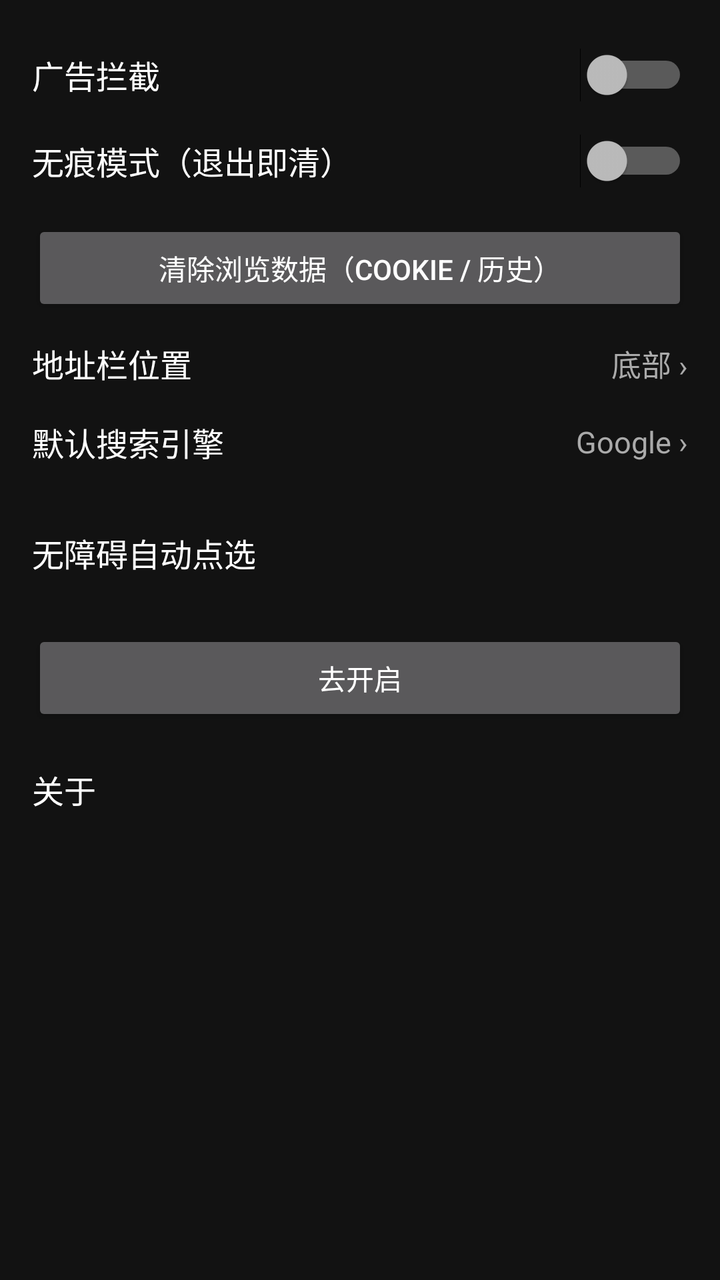
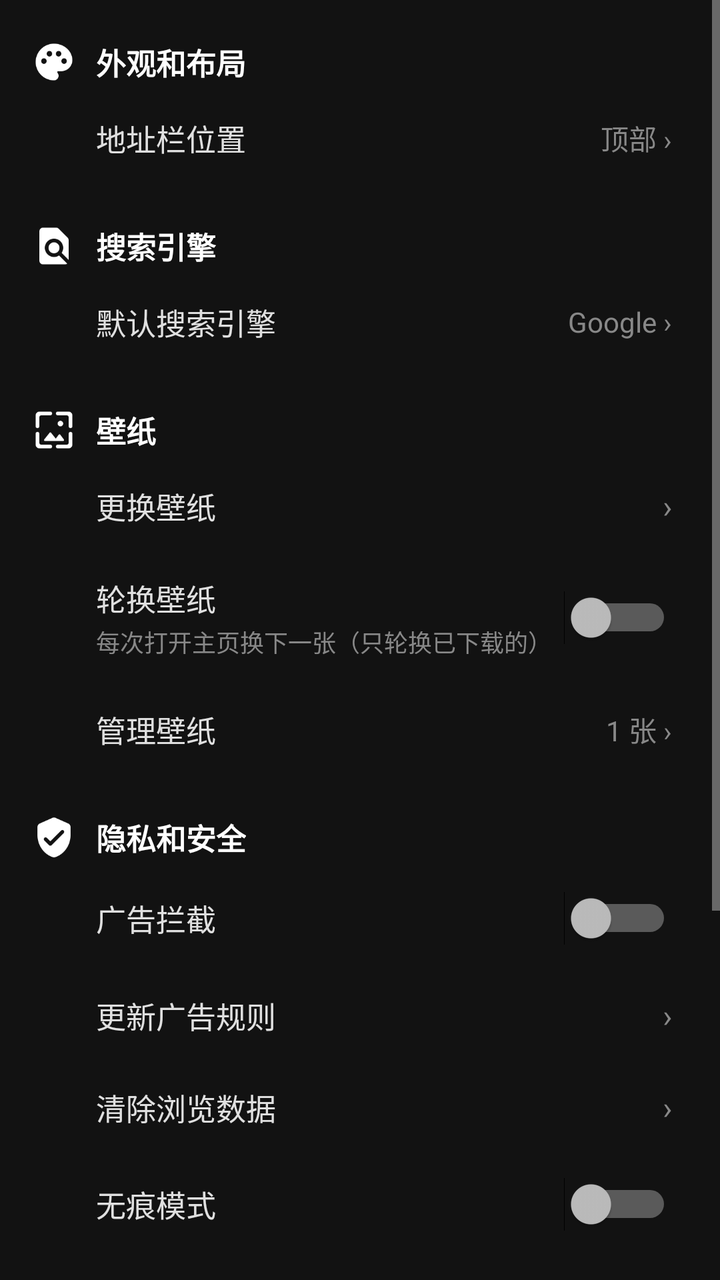

Screens rendered from an Android XML layout before and after an edit, with the pre-edit source and the edit as a unified diff.
<!-- AndroidManifest.xml: application theme android:Theme.Material.NoActionBar -->
<!-- res/layout/activity_settings.xml -->
<?xml version="1.0" encoding="utf-8"?>
<ScrollView xmlns:android="http://schemas.android.com/apk/res/android"
    android:layout_width="match_parent"
    android:layout_height="match_parent"
    android:background="#121212">

    <LinearLayout
        android:layout_width="match_parent"
        android:layout_height="wrap_content"
        android:orientation="vertical"
        android:padding="16dp">

        <LinearLayout
            android:layout_width="match_parent"
            android:layout_height="wrap_content"
            android:gravity="center_vertical"
            android:orientation="horizontal"
            android:paddingTop="8dp"
            android:paddingBottom="8dp">

            <TextView
                android:layout_width="0dp"
                android:layout_height="wrap_content"
                android:layout_weight="1"
                android:text="广告拦截"
                android:textColor="#FFFFFF"
                android:textSize="16sp" />

            <Switch
                android:id="@+id/adblock_switch"
                android:layout_width="wrap_content"
                android:layout_height="wrap_content" />

        </LinearLayout>

        <LinearLayout
            android:layout_width="match_parent"
            android:layout_height="wrap_content"
            android:gravity="center_vertical"
            android:orientation="horizontal"
            android:paddingTop="8dp"
            android:paddingBottom="8dp">

            <TextView
                android:layout_width="0dp"
                android:layout_height="wrap_content"
                android:layout_weight="1"
                android:text="无痕模式（退出即清）"
                android:textColor="#FFFFFF"
                android:textSize="16sp" />

            <Switch
                android:id="@+id/incognito_switch"
                android:layout_width="wrap_content"
                android:layout_height="wrap_content" />

        </LinearLayout>

        <Button
            android:id="@+id/clear_data_button"
            android:layout_width="match_parent"
            android:layout_height="wrap_content"
            android:layout_marginTop="8dp"
            android:text="清除浏览数据（Cookie / 历史）" />

        <LinearLayout
            android:id="@+id/addr_pos_row"
            android:layout_width="match_parent"
            android:layout_height="wrap_content"
            android:gravity="center_vertical"
            android:orientation="horizontal"
            android:paddingTop="12dp"
            android:paddingBottom="12dp">

            <TextView
                android:layout_width="0dp"
                android:layout_height="wrap_content"
                android:layout_weight="1"
                android:text="地址栏位置"
                android:textColor="#FFFFFF"
                android:textSize="16sp" />

            <TextView
                android:id="@+id/addr_pos_value"
                android:layout_width="wrap_content"
                android:layout_height="wrap_content"
                android:text="底部 ›"
                android:textColor="#AAAAAA"
                android:textSize="15sp" />

        </LinearLayout>

        <LinearLayout
            android:id="@+id/engine_row"
            android:layout_width="match_parent"
            android:layout_height="wrap_content"
            android:gravity="center_vertical"
            android:orientation="horizontal"
            android:paddingTop="4dp"
            android:paddingBottom="12dp">

            <TextView
                android:layout_width="0dp"
                android:layout_height="wrap_content"
                android:layout_weight="1"
                android:text="默认搜索引擎"
                android:textColor="#FFFFFF"
                android:textSize="16sp" />

            <TextView
                android:id="@+id/engine_value"
                android:layout_width="wrap_content"
                android:layout_height="wrap_content"
                android:text="Google ›"
                android:textColor="#AAAAAA"
                android:textSize="15sp" />

        </LinearLayout>

        <TextView
            android:layout_width="match_parent"
            android:layout_height="wrap_content"
            android:layout_marginTop="20dp"
            android:text="无障碍自动点选"
            android:textColor="#FFFFFF"
            android:textSize="16sp" />

        <TextView
            android:id="@+id/a11y_status"
            android:layout_width="match_parent"
            android:layout_height="wrap_content"
            android:paddingTop="4dp"
            android:textColor="#AAAAAA"
            android:textSize="14sp" />

        <Button
            android:id="@+id/a11y_button"
            android:layout_width="match_parent"
            android:layout_height="wrap_content"
            android:layout_marginTop="4dp"
            android:text="去开启" />

        <TextView
            android:layout_width="match_parent"
            android:layout_height="wrap_content"
            android:layout_marginTop="20dp"
            android:text="关于"
            android:textColor="#FFFFFF"
            android:textSize="16sp" />

        <TextView
            android:id="@+id/about_text"
            android:layout_width="match_parent"
            android:layout_height="wrap_content"
            android:paddingTop="4dp"
            android:textColor="#AAAAAA"
            android:textSize="14sp" />

    </LinearLayout>

</ScrollView>
<!-- resources referenced by this layout -->
<resources>

</resources>

<!-- the commit's change to res/layout/activity_settings.xml (unified diff, before → after) -->
@@ -2,160 +2,518 @@
 <ScrollView xmlns:android="http://schemas.android.com/apk/res/android"
     android:layout_width="match_parent"
     android:layout_height="match_parent"
-    android:background="#121212">
+    android:background="#121212"
+    android:fillViewport="true">
 
     <LinearLayout
         android:layout_width="match_parent"
         android:layout_height="wrap_content"
         android:orientation="vertical"
-        android:padding="16dp">
-
-        <LinearLayout
-            android:layout_width="match_parent"
-            android:layout_height="wrap_content"
-            android:gravity="center_vertical"
-            android:orientation="horizontal"
-            android:paddingTop="8dp"
-            android:paddingBottom="8dp">
+        android:paddingStart="16dp"
+        android:paddingEnd="16dp"
+        android:paddingTop="12dp"
+        android:paddingBottom="24dp">
+
+        
+        <LinearLayout
+            android:layout_width="match_parent"
+            android:layout_height="wrap_content"
+            android:layout_marginTop="8dp"
+            android:gravity="center_vertical"
+            android:orientation="horizontal">
+
+            <ImageView
+                android:layout_width="22dp"
+                android:layout_height="22dp"
+                android:src="@drawable/ic_palette" />
+
+            <TextView
+                android:layout_width="wrap_content"
+                android:layout_height="wrap_content"
+                android:layout_marginStart="10dp"
+                android:text="外观和布局"
+                android:textColor="#FFFFFF"
+                android:textSize="15sp"
+                android:textStyle="bold" />
+        </LinearLayout>
+
+        <LinearLayout
+            android:id="@+id/addr_pos_row"
+            android:layout_width="match_parent"
+            android:layout_height="wrap_content"
+            android:layout_marginTop="4dp"
+            android:background="?android:attr/selectableItemBackground"
+            android:clickable="true"
+            android:focusable="true"
+            android:gravity="center_vertical"
+            android:orientation="horizontal"
+            android:paddingStart="32dp"
+            android:paddingEnd="8dp"
+            android:paddingTop="12dp"
+            android:paddingBottom="12dp">
+
+            <TextView
+                android:layout_width="0dp"
+                android:layout_height="wrap_content"
+                android:layout_weight="1"
+                android:text="地址栏位置"
+                android:textColor="#E0E0E0"
+                android:textSize="15sp" />
+
+            <TextView
+                android:id="@+id/addr_pos_value"
+                android:layout_width="wrap_content"
+                android:layout_height="wrap_content"
+                android:text="顶部 ›"
+                android:textColor="#888888"
+                android:textSize="14sp" />
+        </LinearLayout>
+
+        
+        <LinearLayout
+            android:layout_width="match_parent"
+            android:layout_height="wrap_content"
+            android:layout_marginTop="20dp"
+            android:gravity="center_vertical"
+            android:orientation="horizontal">
+
+            <ImageView
+                android:layout_width="22dp"
+                android:layout_height="22dp"
+                android:src="@drawable/ic_find" />
+
+            <TextView
+                android:layout_width="wrap_content"
+                android:layout_height="wrap_content"
+                android:layout_marginStart="10dp"
+                android:text="搜索引擎"
+                android:textColor="#FFFFFF"
+                android:textSize="15sp"
+                android:textStyle="bold" />
+        </LinearLayout>
+
+        <LinearLayout
+            android:id="@+id/engine_row"
+            android:layout_width="match_parent"
+            android:layout_height="wrap_content"
+            android:layout_marginTop="4dp"
+            android:background="?android:attr/selectableItemBackground"
+            android:clickable="true"
+            android:focusable="true"
+            android:gravity="center_vertical"
+            android:orientation="horizontal"
+            android:paddingStart="32dp"
+            android:paddingEnd="8dp"
+            android:paddingTop="12dp"
+            android:paddingBottom="12dp">
+
+            <TextView
+                android:layout_width="0dp"
+                android:layout_height="wrap_content"
+                android:layout_weight="1"
+                android:text="默认搜索引擎"
+                android:textColor="#E0E0E0"
+                android:textSize="15sp" />
+
+            <TextView
+                android:id="@+id/engine_value"
+                android:layout_width="wrap_content"
+                android:layout_height="wrap_content"
+                android:text="Google ›"
+                android:textColor="#888888"
+                android:textSize="14sp" />
+        </LinearLayout>
+
+        
+        <LinearLayout
+            android:layout_width="match_parent"
+            android:layout_height="wrap_content"
+            android:layout_marginTop="20dp"
+            android:gravity="center_vertical"
+            android:orientation="horizontal">
+
+            <ImageView
+                android:layout_width="22dp"
+                android:layout_height="22dp"
+                android:src="@drawable/ic_wallpaper" />
+
+            <TextView
+                android:layout_width="wrap_content"
+                android:layout_height="wrap_content"
+                android:layout_marginStart="10dp"
+                android:text="壁纸"
+                android:textColor="#FFFFFF"
+                android:textSize="15sp"
+                android:textStyle="bold" />
+        </LinearLayout>
+
+        <LinearLayout
+            android:id="@+id/wallpaper_pick_row"
+            android:layout_width="match_parent"
+            android:layout_height="wrap_content"
+            android:layout_marginTop="4dp"
+            android:background="?android:attr/selectableItemBackground"
+            android:clickable="true"
+            android:focusable="true"
+            android:gravity="center_vertical"
+            android:orientation="horizontal"
+            android:paddingStart="32dp"
+            android:paddingEnd="8dp"
+            android:paddingTop="12dp"
+            android:paddingBottom="12dp">
+
+            <TextView
+                android:layout_width="0dp"
+                android:layout_height="wrap_content"
+                android:layout_weight="1"
+                android:text="更换壁纸"
+                android:textColor="#E0E0E0"
+                android:textSize="15sp" />
+
+            <TextView
+                android:layout_width="wrap_content"
+                android:layout_height="wrap_content"
+                android:text="›"
+                android:textColor="#888888"
+                android:textSize="16sp" />
+        </LinearLayout>
+
+        <LinearLayout
+            android:layout_width="match_parent"
+            android:layout_height="wrap_content"
+            android:gravity="center_vertical"
+            android:orientation="horizontal"
+            android:paddingStart="32dp"
+            android:paddingEnd="8dp"
+            android:paddingTop="12dp"
+            android:paddingBottom="12dp">
+
+            <LinearLayout
+                android:layout_width="0dp"
+                android:layout_height="wrap_content"
+                android:layout_weight="1"
+                android:orientation="vertical">
+
+                <TextView
+                    android:layout_width="wrap_content"
+                    android:layout_height="wrap_content"
+                    android:text="轮换壁纸"
+                    android:textColor="#E0E0E0"
+                    android:textSize="15sp" />
+
+                <TextView
+                    android:layout_width="wrap_content"
+                    android:layout_height="wrap_content"
+                    android:layout_marginTop="2dp"
+                    android:text="每次打开主页换下一张（只轮换已下载的）"
+                    android:textColor="#888888"
+                    android:textSize="12sp" />
+            </LinearLayout>
+
+            <Switch
+                android:id="@+id/wallpaper_rotate_switch"
+                android:layout_width="wrap_content"
+                android:layout_height="wrap_content" />
+        </LinearLayout>
+
+        <LinearLayout
+            android:id="@+id/wallpaper_manage_row"
+            android:layout_width="match_parent"
+            android:layout_height="wrap_content"
+            android:background="?android:attr/selectableItemBackground"
+            android:clickable="true"
+            android:focusable="true"
+            android:gravity="center_vertical"
+            android:orientation="horizontal"
+            android:paddingStart="32dp"
+            android:paddingEnd="8dp"
+            android:paddingTop="12dp"
+            android:paddingBottom="12dp">
+
+            <TextView
+                android:layout_width="0dp"
+                android:layout_height="wrap_content"
+                android:layout_weight="1"
+                android:text="管理壁纸"
+                android:textColor="#E0E0E0"
+                android:textSize="15sp" />
+
+            <TextView
+                android:id="@+id/wallpaper_count_value"
+                android:layout_width="wrap_content"
+                android:layout_height="wrap_content"
+                android:text="1 张 ›"
+                android:textColor="#888888"
+                android:textSize="14sp" />
+        </LinearLayout>
+
+        
+        <LinearLayout
+            android:layout_width="match_parent"
+            android:layout_height="wrap_content"
+            android:layout_marginTop="20dp"
+            android:gravity="center_vertical"
+            android:orientation="horizontal">
+
+            <ImageView
+                android:layout_width="22dp"
+                android:layout_height="22dp"
+                android:src="@drawable/ic_shield" />
+
+            <TextView
+                android:layout_width="wrap_content"
+                android:layout_height="wrap_content"
+                android:layout_marginStart="10dp"
+                android:text="隐私和安全"
+                android:textColor="#FFFFFF"
+                android:textSize="15sp"
+                android:textStyle="bold" />
+        </LinearLayout>
+
+        <LinearLayout
+            android:layout_width="match_parent"
+            android:layout_height="wrap_content"
+            android:layout_marginTop="4dp"
+            android:gravity="center_vertical"
+            android:orientation="horizontal"
+            android:paddingStart="32dp"
+            android:paddingEnd="8dp"
+            android:paddingTop="12dp"
+            android:paddingBottom="12dp">
 
             <TextView
                 android:layout_width="0dp"
                 android:layout_height="wrap_content"
                 android:layout_weight="1"
                 android:text="广告拦截"
-                android:textColor="#FFFFFF"
-                android:textSize="16sp" />
+                android:textColor="#E0E0E0"
+                android:textSize="15sp" />
 
             <Switch
                 android:id="@+id/adblock_switch"
                 android:layout_width="wrap_content"
                 android:layout_height="wrap_content" />
-
-        </LinearLayout>
-
-        <LinearLayout
-            android:layout_width="match_parent"
-            android:layout_height="wrap_content"
-            android:gravity="center_vertical"
-            android:orientation="horizontal"
-            android:paddingTop="8dp"
-            android:paddingBottom="8dp">
-
-            <TextView
-                android:layout_width="0dp"
-                android:layout_height="wrap_content"
-                android:layout_weight="1"
-                android:text="无痕模式（退出即清）"
-                android:textColor="#FFFFFF"
+        </LinearLayout>
+
+        <LinearLayout
+            android:id="@+id/rules_row"
+            android:layout_width="match_parent"
+            android:layout_height="wrap_content"
+            android:background="?android:attr/selectableItemBackground"
+            android:clickable="true"
+            android:focusable="true"
+            android:gravity="center_vertical"
+            android:orientation="horizontal"
+            android:paddingStart="32dp"
+            android:paddingEnd="8dp"
+            android:paddingTop="12dp"
+            android:paddingBottom="12dp">
+
+            <TextView
+                android:layout_width="0dp"
+                android:layout_height="wrap_content"
+                android:layout_weight="1"
+                android:text="更新广告规则"
+                android:textColor="#E0E0E0"
+                android:textSize="15sp" />
+
+            <TextView
+                android:layout_width="wrap_content"
+                android:layout_height="wrap_content"
+                android:text="›"
+                android:textColor="#888888"
                 android:textSize="16sp" />
+        </LinearLayout>
+
+        <LinearLayout
+            android:id="@+id/clear_data_row"
+            android:layout_width="match_parent"
+            android:layout_height="wrap_content"
+            android:background="?android:attr/selectableItemBackground"
+            android:clickable="true"
+            android:focusable="true"
+            android:gravity="center_vertical"
+            android:orientation="horizontal"
+            android:paddingStart="32dp"
+            android:paddingEnd="8dp"
+            android:paddingTop="12dp"
+            android:paddingBottom="12dp">
+
+            <TextView
+                android:layout_width="0dp"
+                android:layout_height="wrap_content"
+                android:layout_weight="1"
+                android:text="清除浏览数据"
+                android:textColor="#E0E0E0"
+                android:textSize="15sp" />
+
+            <TextView
+                android:layout_width="wrap_content"
+                android:layout_height="wrap_content"
+                android:text="›"
+                android:textColor="#888888"
+                android:textSize="16sp" />
+        </LinearLayout>
+
+        <LinearLayout
+            android:layout_width="match_parent"
+            android:layout_height="wrap_content"
+            android:gravity="center_vertical"
+            android:orientation="horizontal"
+            android:paddingStart="32dp"
+            android:paddingEnd="8dp"
+            android:paddingTop="12dp"
+            android:paddingBottom="12dp">
+
+            <TextView
+                android:layout_width="0dp"
+                android:layout_height="wrap_content"
+                android:layout_weight="1"
+                android:text="无痕模式"
+                android:textColor="#E0E0E0"
+                android:textSize="15sp" />
 
             <Switch
                 android:id="@+id/incognito_switch"
                 android:layout_width="wrap_content"
                 android:layout_height="wrap_content" />
-
-        </LinearLayout>
-
-        <Button
-            android:id="@+id/clear_data_button"
-            android:layout_width="match_parent"
-            android:layout_height="wrap_content"
-            android:layout_marginTop="8dp"
-            android:text="清除浏览数据（Cookie / 历史）" />
-
-        <LinearLayout
-            android:id="@+id/addr_pos_row"
-            android:layout_width="match_parent"
-            android:layout_height="wrap_content"
-            android:gravity="center_vertical"
-            android:orientation="horizontal"
-            android:paddingTop="12dp"
-            android:paddingBottom="12dp">
-
-            <TextView
-                android:layout_width="0dp"
-                android:layout_height="wrap_content"
-                android:layout_weight="1"
-                android:text="地址栏位置"
-                android:textColor="#FFFFFF"
+        </LinearLayout>
+
+        
+        <LinearLayout
+            android:layout_width="match_parent"
+            android:layout_height="wrap_content"
+            android:layout_marginTop="20dp"
+            android:gravity="center_vertical"
+            android:orientation="horizontal">
+
+            <ImageView
+                android:layout_width="22dp"
+                android:layout_height="22dp"
+                android:src="@drawable/ic_accessibility" />
+
+            <TextView
+                android:layout_width="wrap_content"
+                android:layout_height="wrap_content"
+                android:layout_marginStart="10dp"
+                android:text="无障碍"
+                android:textColor="#FFFFFF"
+                android:textSize="15sp"
+                android:textStyle="bold" />
+        </LinearLayout>
+
+        <LinearLayout
+            android:layout_width="match_parent"
+            android:layout_height="wrap_content"
+            android:layout_marginTop="4dp"
+            android:gravity="center_vertical"
+            android:orientation="horizontal"
+            android:paddingStart="32dp"
+            android:paddingEnd="8dp"
+            android:paddingTop="12dp"
+            android:paddingBottom="12dp">
+
+            <LinearLayout
+                android:layout_width="0dp"
+                android:layout_height="wrap_content"
+                android:layout_weight="1"
+                android:orientation="vertical">
+
+                <TextView
+                    android:layout_width="wrap_content"
+                    android:layout_height="wrap_content"
+                    android:text="自动点选验证"
+                    android:textColor="#E0E0E0"
+                    android:textSize="15sp" />
+
+                <TextView
+                    android:id="@+id/a11y_status"
+                    android:layout_width="wrap_content"
+                    android:layout_height="wrap_content"
+                    android:layout_marginTop="2dp"
+                    android:text="状态：未开启"
+                    android:textColor="#888888"
+                    android:textSize="12sp" />
+            </LinearLayout>
+
+            <Button
+                android:id="@+id/a11y_button"
+                android:layout_width="wrap_content"
+                android:layout_height="wrap_content"
+                android:text="去开启" />
+        </LinearLayout>
+
+        
+        <LinearLayout
+            android:id="@+id/default_browser_row"
+            android:layout_width="match_parent"
+            android:layout_height="wrap_content"
+            android:layout_marginTop="20dp"
+            android:background="?android:attr/selectableItemBackground"
+            android:clickable="true"
+            android:focusable="true"
+            android:gravity="center_vertical"
+            android:orientation="horizontal"
+            android:paddingTop="12dp"
+            android:paddingBottom="12dp">
+
+            <ImageView
+                android:layout_width="22dp"
+                android:layout_height="22dp"
+                android:src="@drawable/ic_launch" />
+
+            <TextView
+                android:layout_width="0dp"
+                android:layout_height="wrap_content"
+                android:layout_weight="1"
+                android:layout_marginStart="10dp"
+                android:text="设为默认浏览器"
+                android:textColor="#FFFFFF"
+                android:textSize="15sp"
+                android:textStyle="bold" />
+
+            <TextView
+                android:layout_width="wrap_content"
+                android:layout_height="wrap_content"
+                android:paddingEnd="8dp"
+                android:text="›"
+                android:textColor="#888888"
                 android:textSize="16sp" />
-
-            <TextView
-                android:id="@+id/addr_pos_value"
-                android:layout_width="wrap_content"
-                android:layout_height="wrap_content"
-                android:text="底部 ›"
-                android:textColor="#AAAAAA"
-                android:textSize="15sp" />
-
-        </LinearLayout>
-
-        <LinearLayout
-            android:id="@+id/engine_row"
-            android:layout_width="match_parent"
-            android:layout_height="wrap_content"
-            android:gravity="center_vertical"
-            android:orientation="horizontal"
-            android:paddingTop="4dp"
-            android:paddingBottom="12dp">
-
-            <TextView
-                android:layout_width="0dp"
-                android:layout_height="wrap_content"
-                android:layout_weight="1"
-                android:text="默认搜索引擎"
-                android:textColor="#FFFFFF"
-                android:textSize="16sp" />
-
-            <TextView
-                android:id="@+id/engine_value"
-                android:layout_width="wrap_content"
-                android:layout_height="wrap_content"
-                android:text="Google ›"
-                android:textColor="#AAAAAA"
-                android:textSize="15sp" />
-
-        </LinearLayout>
-
-        <TextView
+        </LinearLayout>
+
+        
+        <LinearLayout
             android:layout_width="match_parent"
             android:layout_height="wrap_content"
             android:layout_marginTop="20dp"
-            android:text="无障碍自动点选"
-            android:textColor="#FFFFFF"
-            android:textSize="16sp" />
-
-        <TextView
-            android:id="@+id/a11y_status"
-            android:layout_width="match_parent"
-            android:layout_height="wrap_content"
-            android:paddingTop="4dp"
-            android:textColor="#AAAAAA"
-            android:textSize="14sp" />
-
-        <Button
-            android:id="@+id/a11y_button"
-            android:layout_width="match_parent"
-            android:layout_height="wrap_content"
-            android:layout_marginTop="4dp"
-            android:text="去开启" />
-
-        <TextView
-            android:layout_width="match_parent"
-            android:layout_height="wrap_content"
-            android:layout_marginTop="20dp"
-            android:text="关于"
-            android:textColor="#FFFFFF"
-            android:textSize="16sp" />
+            android:gravity="center_vertical"
+            android:orientation="horizontal">
+
+            <ImageView
+                android:layout_width="22dp"
+                android:layout_height="22dp"
+                android:src="@drawable/ic_info" />
+
+            <TextView
+                android:layout_width="wrap_content"
+                android:layout_height="wrap_content"
+                android:layout_marginStart="10dp"
+                android:text="关于"
+                android:textColor="#FFFFFF"
+                android:textSize="15sp"
+                android:textStyle="bold" />
+        </LinearLayout>
 
         <TextView
             android:id="@+id/about_text"
             android:layout_width="match_parent"
             android:layout_height="wrap_content"
-            android:paddingTop="4dp"
+            android:layout_marginTop="4dp"
+            android:paddingStart="32dp"
+            android:paddingEnd="8dp"
+            android:lineSpacingExtra="4dp"
             android:textColor="#AAAAAA"
-            android:textSize="14sp" />
+            android:textSize="13sp" />
 
     </LinearLayout>
-
 </ScrollView>
<!-- resource entries referenced after the edit -->
@@ -1,5 +1,11 @@
 <!-- resources referenced by this layout -->
 <resources>
-
+  <!-- drawable ic_accessibility: png bitmap (drawable-xxxhdpi, 682 bytes) -->
+  <!-- drawable ic_find: png bitmap (drawable-xxxhdpi, 1640 bytes) -->
+  <!-- drawable ic_info: png bitmap (drawable-xxxhdpi, 1354 bytes) -->
+  <!-- drawable ic_launch: png bitmap (drawable-xxxhdpi, 977 bytes) -->
+  <!-- drawable ic_palette: png bitmap (drawable-xxxhdpi, 1691 bytes) -->
+  <!-- drawable ic_shield: png bitmap (drawable-xxxhdpi, 1674 bytes) -->
+  <!-- drawable ic_wallpaper: png bitmap (drawable-xxxhdpi, 1353 bytes) -->
 </resources>
 
